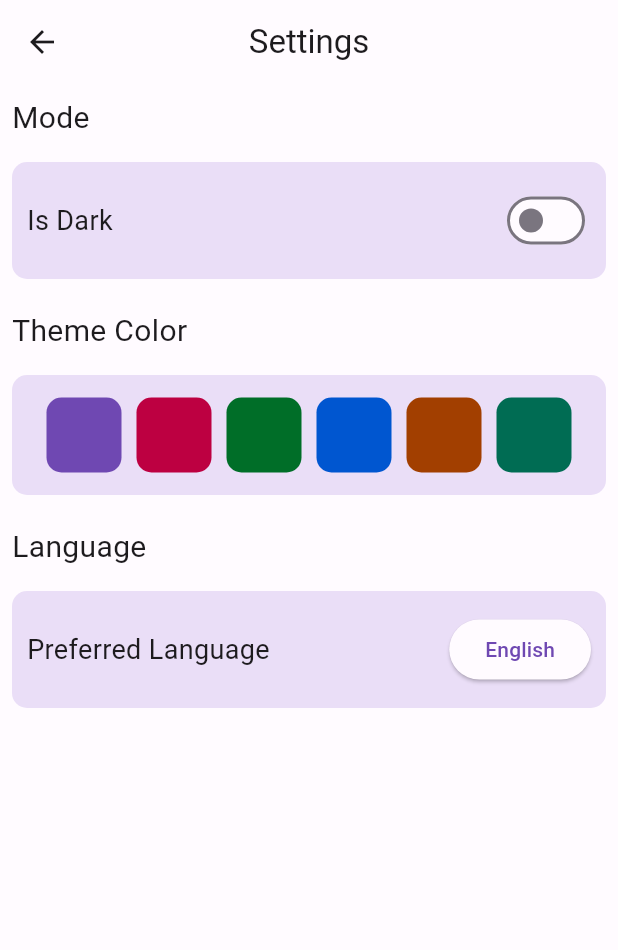
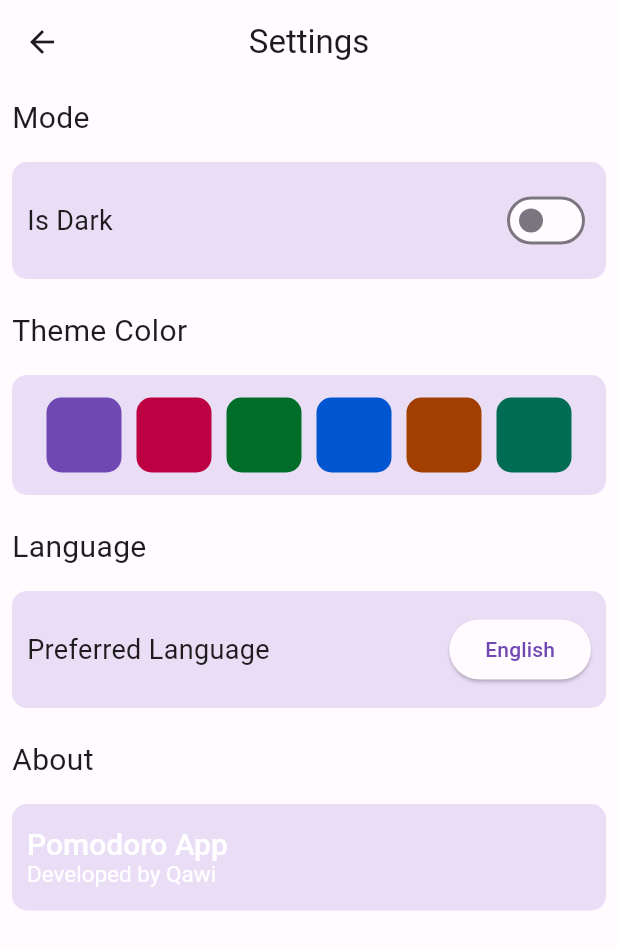
Before and after one commit to qawitherev/pomodoroBloc, a Flutter app: the SettingsPage screen opened directly, on a phone screen of 412 x 824 dp. Shown: the top 950 px of the screen. Run offline on Flutter 3.47's test engine with Material 2 defaults, Android fonts, the phone set to English and light mode, and no system bars; our stand-ins replace flutter_svg, shared_preferences; accounts and stored records are empty.

Commit message:
1. language selection logic implementation 2. about UI
todo: to run in background, to fix the text color on the preset box

future todo: spotify integration, monetization, history/stats,

```diff
--- a/lib/views/settings_page.dart
+++ b/lib/views/settings_page.dart
@@ -12,7 +12,6 @@ class SettingsPage extends StatelessWidget {
   Widget build(BuildContext context) {
     final settingsProvider = Provider.of<SettingsProvider>(context);
     final width = MediaQuery.of(context).size.width;
-    final theme = Theme.of(context);
     return Scaffold(
       appBar: AppBar(
         title: const Text("Settings"),
@@ -188,6 +187,26 @@ class SettingsPage extends StatelessWidget {
                   ],
                 ),
               ),
+              const Vertical20(),
+              const Text(
+                "About",
+                style: TextStyle(fontSize: 20),
+              ),
+              const Vertical15(),
+              CommonContainer10(child: RichText(
+                text: const TextSpan(
+                  children: [
+                    TextSpan(
+                        text: "Pomodoro App\n",
+                        style: TextStyle(fontSize: 20, fontWeight: FontWeight.w500)
+                    ),
+                    TextSpan(
+                      text: "Developed by Qawi",
+                      style: TextStyle(fontSize: 15),
+                    ),
+                  ],
+                ),
+              ),),
             ],
           ),
         ),
@@ -197,6 +216,7 @@ class SettingsPage extends StatelessWidget {
 
   _showDialog(BuildContext context, SettingsProvider settingsProvider) {
     showDialog(
+        barrierDismissible: false,
         context: context,
         builder: (BuildContext context) {
           return Dialog(
@@ -240,9 +260,12 @@ class SettingsPage extends StatelessWidget {
                   ),
                   Align(
                     alignment: Alignment.topRight,
-                    child: TextButton(onPressed: () {
-                      Navigator.pop(context);
-                    }, child: const Text("Select"),),
+                    child: TextButton(
+                      onPressed: () {
+                        Navigator.pop(context);
+                      },
+                      child: const Text("Select"),
+                    ),
                   ),
                 ],
               ),
```
Also changed, not shown: lib/providers/settings_provider.dart (+12 -1 lines).
